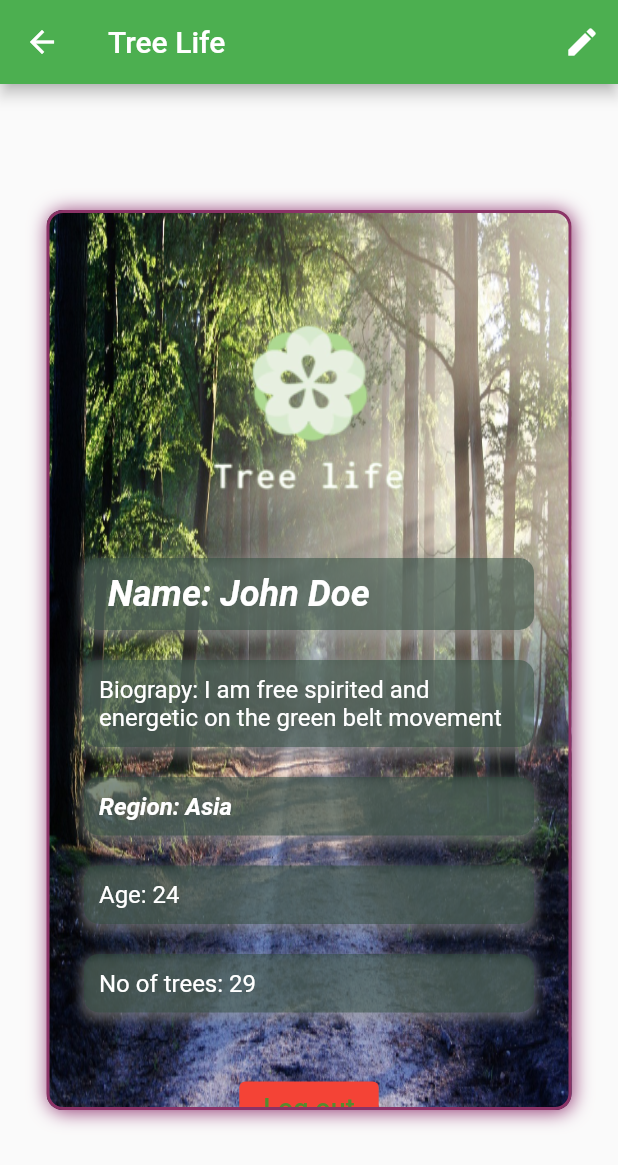
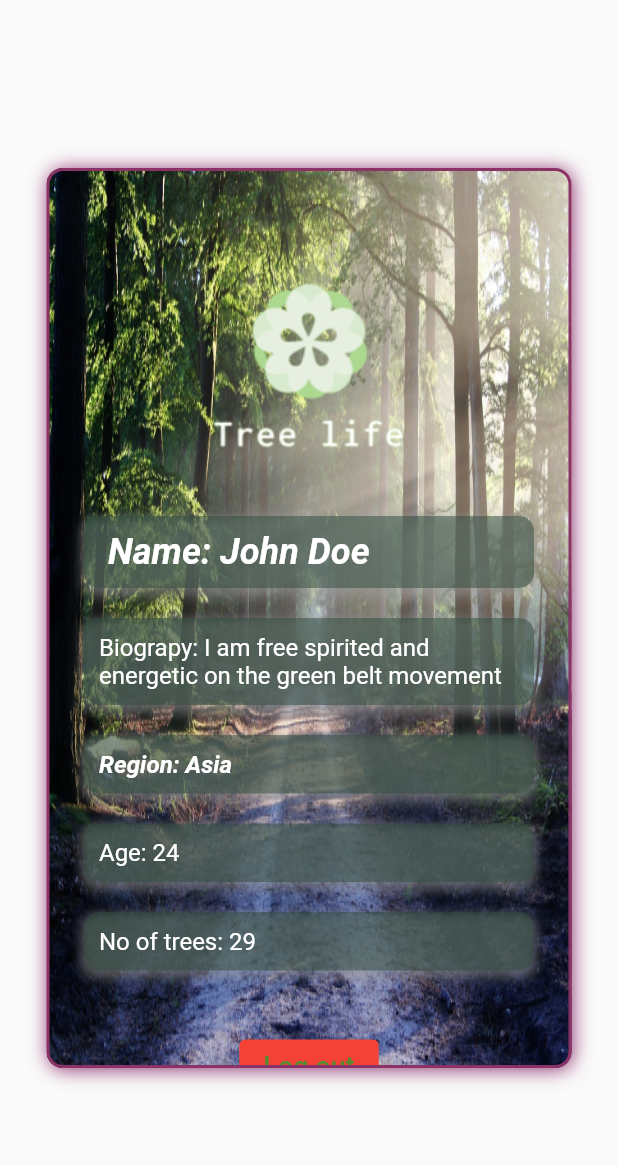
Before and after one commit to KING-CYBERTON/firestore_ui, a Flutter app: the screen it shows after launch, after a tap on "Save", on a phone screen of 412 x 824 dp. Shown: the top 1165 px of the screen. Run offline on Flutter 3.47's test engine with Material 2 defaults, Android fonts, the phone set to English and light mode, and no system bars; our stand-ins replace get.

Commit message:
ui update

```diff
--- a/lib/Views/Form.dart
+++ b/lib/Views/Form.dart
@@ -1,5 +1,4 @@
 // ignore_for_file: unused_element
-
 
 import 'package:flutter/material.dart';
 import 'package:get/get.dart';
@@ -22,8 +21,6 @@ class _ProfileTabState extends State<ProfileTab> {
 
   bool _isLoading = false;
 
-
-
   @override
   Widget build(BuildContext context) {
     String? emailValidator(String? value) {
@@ -38,9 +35,7 @@ class _ProfileTabState extends State<ProfileTab> {
     }
 
     return Scaffold(
-      appBar: AppBar(
-        title: Text('Profile'),
-      ),
+
       body: Center(
         child: Container(
           width: 350,
@@ -73,7 +68,10 @@ class _ProfileTabState extends State<ProfileTab> {
                       const SizedBox(height: 20.0),
                       const Text(
                         'Profile',
-                        style: TextStyle(color: Colors.greenAccent, fontSize: 32.0, fontWeight: FontWeight.bold),
+                        style: TextStyle(
+                            color: Colors.greenAccent,
+                            fontSize: 32.0,
+                            fontWeight: FontWeight.bold),
                       ),
                       const SizedBox(height: 20.0),
                       Container(
@@ -82,9 +80,7 @@ class _ProfileTabState extends State<ProfileTab> {
                           borderRadius: BorderRadius.circular(11),
                         ),
                         width: 300,
-
                         child: TextFormField(
-
                           controller: _UsernameController,
                           decoration: const InputDecoration(
                             fillColor: Colors.white,
@@ -136,7 +132,6 @@ class _ProfileTabState extends State<ProfileTab> {
                         ),
                       ),
                       const SizedBox(height: 20.0),
-
                       Container(
                         decoration: BoxDecoration(
                           color: Colors.white.withOpacity(0.8),
@@ -183,10 +178,10 @@ class _ProfileTabState extends State<ProfileTab> {
                       ElevatedButton(
                         onPressed: () {
                           Get.toNamed('Profile');
-
                         },
                         child: const Text('Save'),
                       ),
+                      SizedBox(height: 40,)
                     ]),
               ),
             ),
--- a/lib/Views/Profile.dart
+++ b/lib/Views/Profile.dart
@@ -8,27 +8,14 @@ class UserProfileScreen extends StatefulWidget {
 }
 
 class _UserProfileScreenState extends State<UserProfileScreen> {
-
-
   @override
   Widget build(BuildContext context) {
     return Scaffold(
-      appBar: AppBar(title: const Text('Tree Life'), actions: [
-        IconButton(
-          icon: const Icon(
-            Icons.edit,
-            color: Colors.white,
-          ),
-          onPressed: () {
-            Get.toNamed('/Profile');
-          },
-        ),
-      ]),
-      body:Center(
+
+        body: Center(
           child: Container(
             width: 350,
             height: 600,
-
             decoration: BoxDecoration(
               image: const DecorationImage(
                   image: AssetImage("assets/images/Splash.jpg"),
@@ -49,7 +36,6 @@ class _UserProfileScreenState extends State<UserProfileScreen> {
             ),
             child: SingleChildScrollView(
               child: Column(
-
                 children: [
                   const SizedBox(height: 30),
                   const CircleAvatar(
@@ -57,7 +43,6 @@ class _UserProfileScreenState extends State<UserProfileScreen> {
                     backgroundColor: Colors.transparent,
                     backgroundImage: AssetImage('assets/images/logo.png'),
                   ),
-
                   Container(
                     width: 300,
                     decoration: BoxDecoration(
@@ -108,7 +93,6 @@ class _UserProfileScreenState extends State<UserProfileScreen> {
                     ),
                   ),
                   const SizedBox(height: 20),
-
                   Container(
                     width: 300,
                     decoration: BoxDecoration(
@@ -142,7 +126,8 @@ class _UserProfileScreenState extends State<UserProfileScreen> {
                         Container(
                           width: 300,
                           decoration: BoxDecoration(
-                                 color: Color.fromARGB(255, 46, 75, 61).withOpacity(0.5),
+                            color: Color.fromARGB(255, 46, 75, 61)
+                                .withOpacity(0.5),
                             borderRadius: BorderRadius.circular(10),
                             boxShadow: [
                               BoxShadow(
@@ -166,7 +151,8 @@ class _UserProfileScreenState extends State<UserProfileScreen> {
                         Container(
                           width: 300,
                           decoration: BoxDecoration(
-                                 color: Color.fromARGB(255, 46, 75, 61).withOpacity(0.5),
+                            color: Color.fromARGB(255, 46, 75, 61)
+                                .withOpacity(0.5),
                             borderRadius: BorderRadius.circular(10),
                             boxShadow: [
                               BoxShadow(
@@ -187,14 +173,13 @@ class _UserProfileScreenState extends State<UserProfileScreen> {
                           ),
                         ),
                         const SizedBox(height: 20),
-
                       ],
                     ),
                   ),
                   const SizedBox(height: 20),
                   ElevatedButton(
                     onPressed: () {
-
+                      Get.toNamed('Form');
                     },
                     style: ElevatedButton.styleFrom(
                       primary: Colors.red,
@@ -212,7 +197,6 @@ class _UserProfileScreenState extends State<UserProfileScreen> {
               ),
             ),
           ),
-      )
-    );
+        ));
   }
 }
```
Lines whose indentation alone changed are shown as unchanged.
